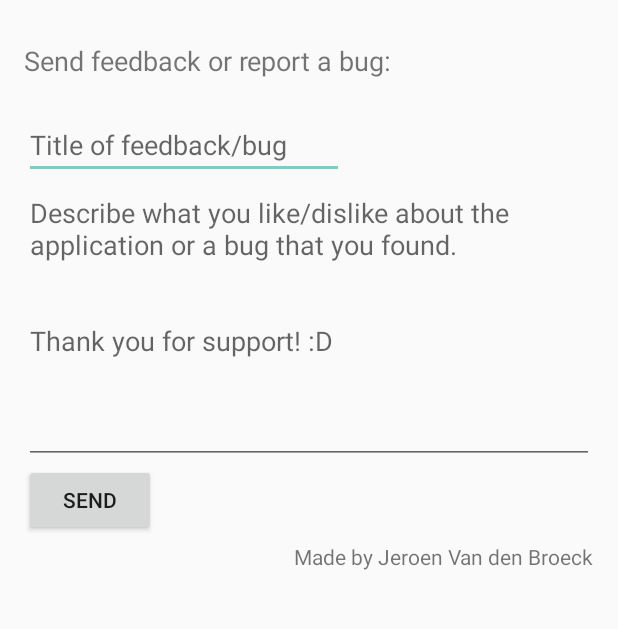
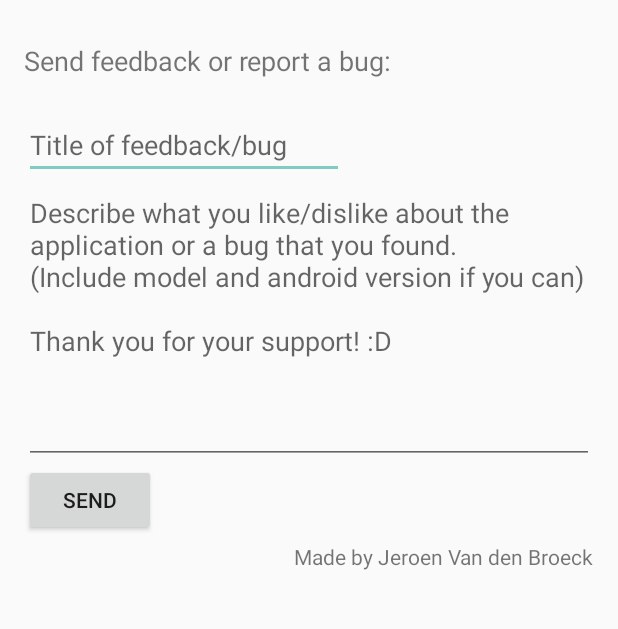
Before and after one commit to Jeroen-VdB/speedread, an Android app: the AboutActivity screen opened directly, with no data from a screen before it, on a phone screen of 412 x 824 dp, the part 256-885 px from its top. Run offline under Robolectric (Android 15) with nearby library versions, the phone set to English and light mode, and no system bars.

Commit message:
Updated about form

```diff
--- a/app/src/main/res/layout/activity_about.xml
+++ b/app/src/main/res/layout/activity_about.xml
@@ -56,7 +56,7 @@
         android:inputType="textMultiLine"
         android:ems="10"
         android:id="@+id/txt_description"
-        android:hint="Describe what you like/dislike about the application or a bug that you found. \n\n\nThank you for support! :D"
+        android:hint="Describe what you like/dislike about the application or a bug that you found. \n(Include model and android version if you can)\n\nThank you for your support! :D"
         android:layout_below="@+id/txt_title"
         android:layout_alignParentLeft="true"
         android:layout_alignParentStart="true"
```
